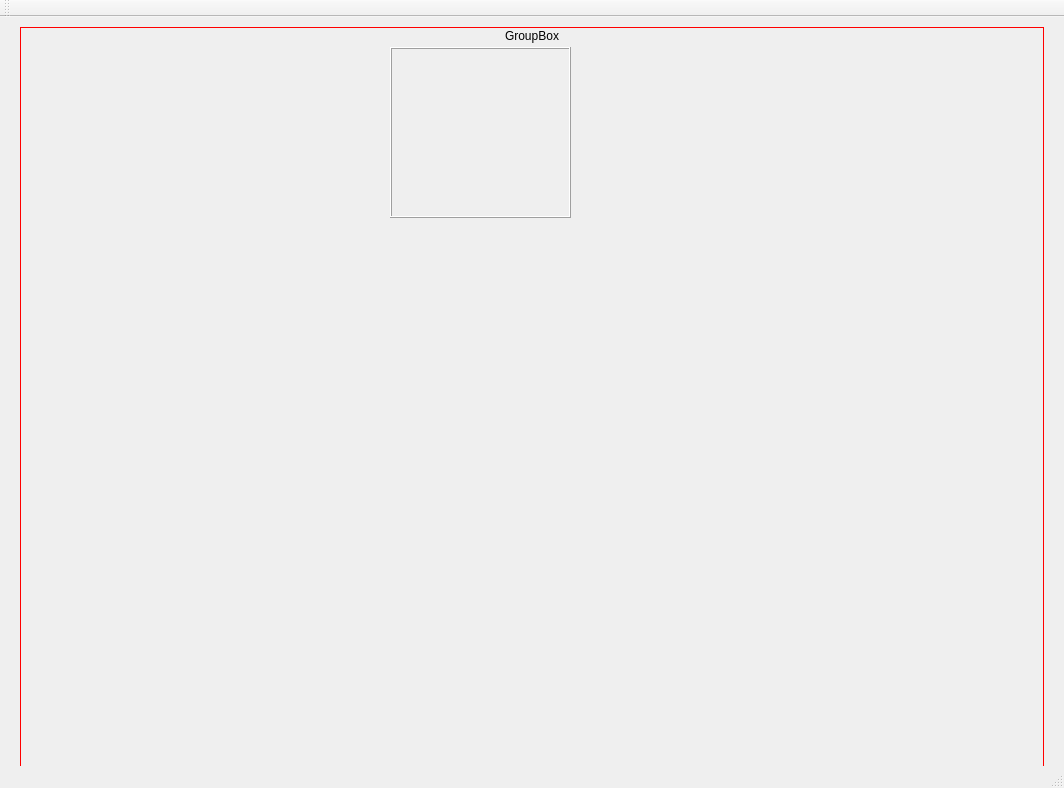
Ruj89/infmedica, file mainwindow.ui: the form before one commit.
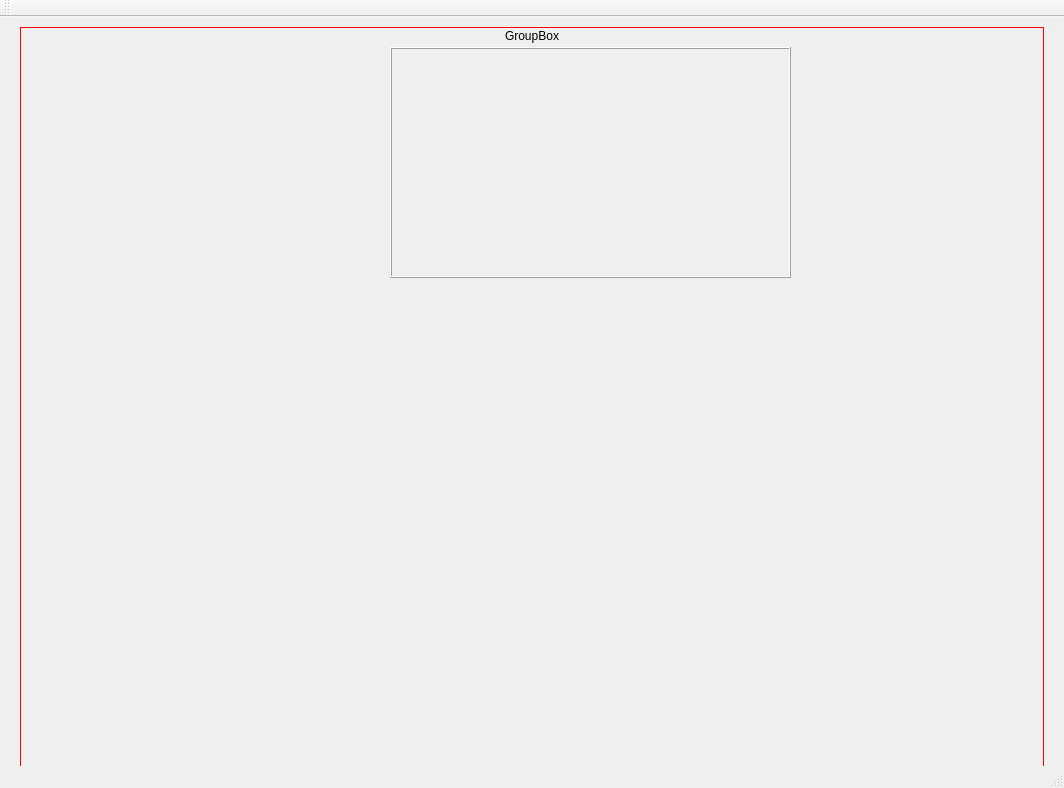
The form after the commit.

Commit message: CaptureFrame ingrandita

Diff of the .ui file:
```diff
--- a/mainwindow.ui
+++ b/mainwindow.ui
@@ -43,8 +43,8 @@
       <rect>
        <x>370</x>
        <y>20</y>
-       <width>181</width>
-       <height>171</height>
+       <width>401</width>
+       <height>231</height>
       </rect>
      </property>
      <property name="sizePolicy">
```
